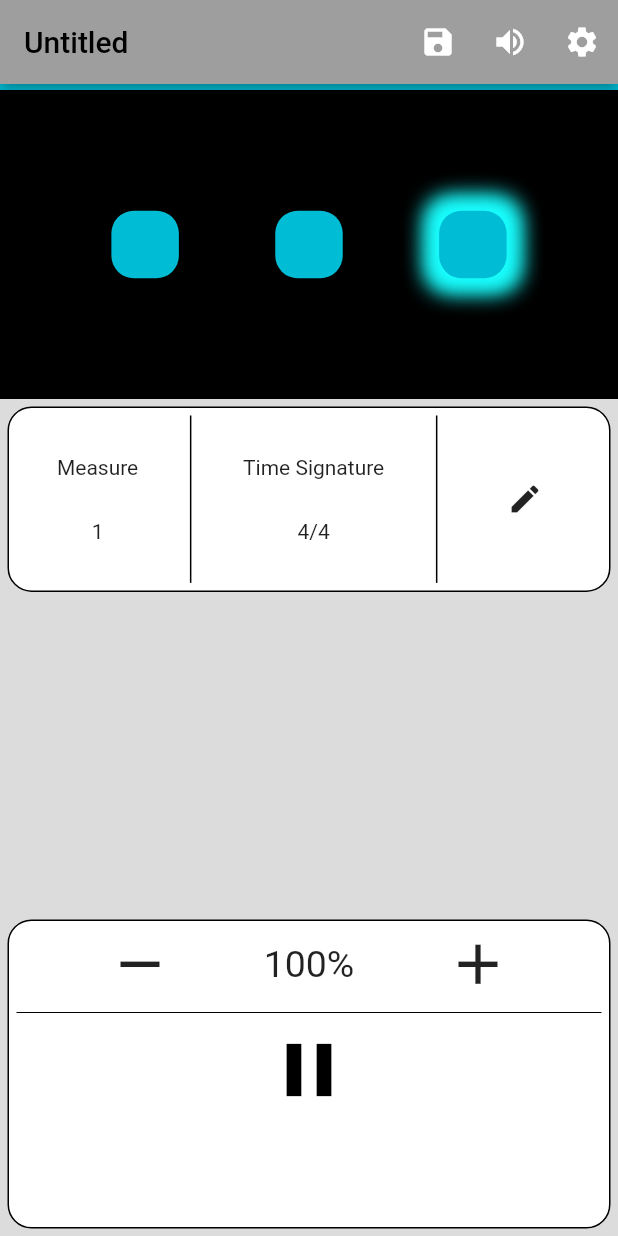
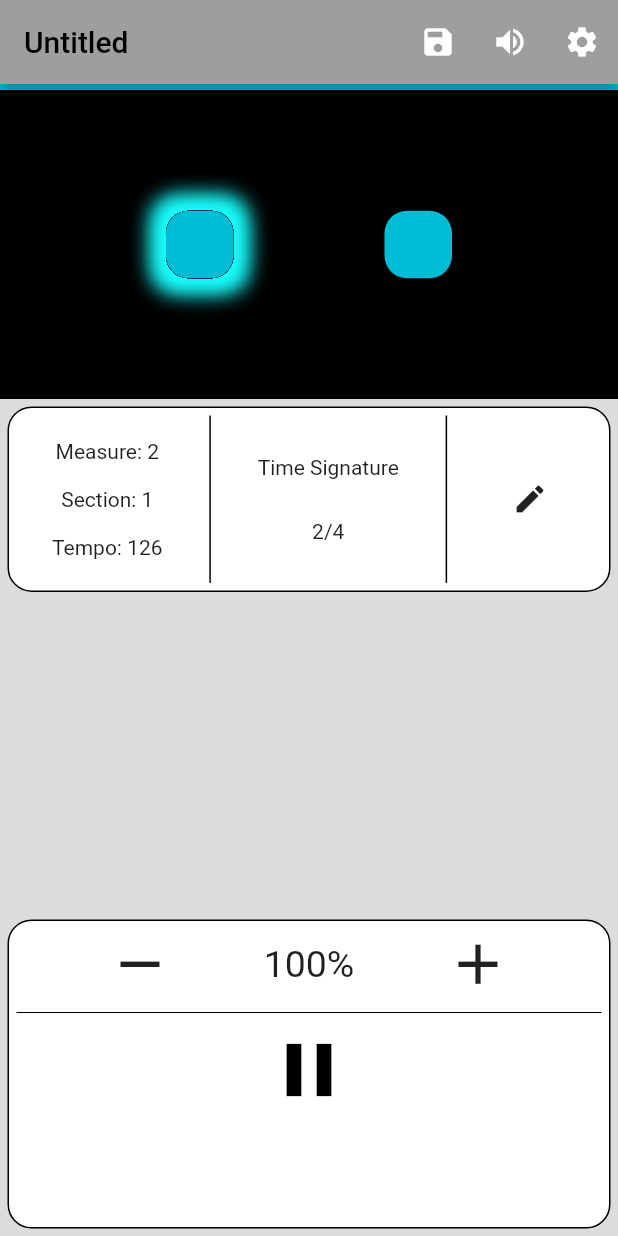
Before and after one commit to JordanRaia/custom-metronome, a Flutter app: the screen it shows after launch, after a tap on the "remove" icon, after a tap on the "add" icon, after a tap on the "play arrow" icon, on a phone screen of 412 x 824 dp. Run offline on Flutter 3.47's test engine with Material 2 defaults, Android fonts, the phone set to English and light mode, and no system bars; missing offline and left inert: soundpool.

Commit message:
now plays through all metronome objects

```diff
--- a/lib/main.dart
+++ b/lib/main.dart
@@ -40,10 +40,34 @@ class _RootPageState extends State<RootPage> {
   // values
   List<Metronome> metronomes = [
     Metronome(
-      tempo: 120,
+      tempo: 126,
+      beatsPerMeasure: 2,
+      timeSignature: 4,
+      measures: 5,
+    ),
+    Metronome(
+      tempo: 126,
+      beatsPerMeasure: 2,
+      timeSignature: 8,
+      measures: 1,
+    ),
+    Metronome(
+      tempo: 126,
       beatsPerMeasure: 3,
+      timeSignature: 16,
+      measures: 1,
+    ),
+    Metronome(
+      tempo: 126,
+      beatsPerMeasure: 2,
+      timeSignature: 8,
+      measures: 1,
+    ),
+    Metronome(
+      tempo: 138,
+      beatsPerMeasure: 4,
       timeSignature: 4,
-      measures: -1,
+      measures: 2,
     ),
   ];
   int activeMetronome = 0; // index of active metronome
@@ -51,8 +75,8 @@ class _RootPageState extends State<RootPage> {
   int tempoPercent =
       100; // The tempo as a percent (e.g. 100 = normal tempo, 50 = half tempo)
   int beat = 1; // current beat
-  int totalMeasures = 0; // total measures played
-  int currentMeasure = 0; // current measure of metronome object
+  int totalMeasuresPlayed = 1; // total measures played
+  int currentMeasure = 1; // current measure of metronome object
 
   //timer
   Timer timer = Timer.periodic(
@@ -80,26 +104,68 @@ class _RootPageState extends State<RootPage> {
 
   void timerParms() {
     {
-      if (beat != metronomes[activeMetronome].beatsPerMeasure) {
       setState(() {
-          beat += 1;
         boxShadows[beat - 1] = const BoxShadow(
           color: Colors.cyanAccent,
           blurRadius: 12.0,
           spreadRadius: 8.0,
         );
       });
+      if (beat != metronomes[activeMetronome].beatsPerMeasure) {
         soundPlayer.play(low);
+        beat += 1;
       } else {
-        setState(() {
+        // if metronome is not the last one
+        if (activeMetronome != metronomes.length - 1) {
+          soundPlayer.play(high);
+        } else {
+          // metronome is the last one
+          // if not the last measure
+          if (currentMeasure != metronomes[activeMetronome].measures) {
+            soundPlayer.play(high);
+          }
+        }
         beat = 1;
-          boxShadows[beat - 1] = const BoxShadow(
-            color: Colors.cyanAccent,
-            blurRadius: 12.0,
-            spreadRadius: 8.0,
-          );
-        });
-        soundPlayer.play(high);
+        // if metronome is not infinite
+        if (metronomes[activeMetronome].measures != -1) {
+          // if metronome is not finished
+          if (metronomes[activeMetronome].measures != currentMeasure) {
+            currentMeasure += 1;
+            totalMeasuresPlayed += 1;
+          } else // metronome is finished
+          {
+            // if there are more metronomes
+            if (activeMetronome != metronomes.length - 1) {
+              activeMetronome += 1;
+              // restart timer for new metronome
+              timer.cancel();
+              timer = Timer.periodic(
+                  Duration(
+                      milliseconds: (getTime(
+                          metronomes[activeMetronome].tempo,
+                          tempoPercent,
+                          metronomes[activeMetronome].timeSignature))),
+                  (timer) => timerParms());
+              currentMeasure = 1;
+              totalMeasuresPlayed += 1;
+            } else // there are no more metronomes
+            {
+              // pause play button
+              isPlaying = false;
+              // stop the timer
+              timer.cancel();
+              // reset the metronome
+              currentMeasure = 1;
+              totalMeasuresPlayed = 1;
+              beat = 1;
+              activeMetronome = 0;
+            }
+          }
+        } else {
+          // metronome is infinite
+          currentMeasure += 1;
+          totalMeasuresPlayed += 1;
+        }
       }
     }
   }
@@ -207,7 +273,27 @@ class _RootPageState extends State<RootPage> {
                     children: [
                       Column(
                         mainAxisAlignment: MainAxisAlignment.spaceEvenly,
-                        children: const [Text('Measure'), Text('1')],
+                        children: [
+                          Row(
+                            mainAxisAlignment: MainAxisAlignment.spaceEvenly,
+                            children: [
+                              Text('Measure: $totalMeasuresPlayed'),
+                            ],
+                          ),
+                          Row(
+                            mainAxisAlignment: MainAxisAlignment.spaceEvenly,
+                            children: [
+                              Text('Section: ${(activeMetronome + 1)}'),
+                            ],
+                          ),
+                          Row(
+                            mainAxisAlignment: MainAxisAlignment.spaceEvenly,
+                            children: [
+                              Text('Tempo: '
+                                  '${(metronomes[activeMetronome].tempo)}'),
+                            ],
+                          ),
+                        ],
                       ),
                       const VerticalDivider(
                         thickness: 1,
@@ -215,7 +301,12 @@ class _RootPageState extends State<RootPage> {
                       ),
                       Column(
                         mainAxisAlignment: MainAxisAlignment.spaceEvenly,
-                        children: const [Text('Time Signature'), Text('4/4')],
+                        children: [
+                          const Text('Time Signature'),
+                          Text(
+                              '${(metronomes[activeMetronome].beatsPerMeasure)}'
+                              '/${(metronomes[activeMetronome].timeSignature)}')
+                        ],
                       ),
                       const VerticalDivider(
                         thickness: 1,
@@ -328,6 +419,8 @@ class _RootPageState extends State<RootPage> {
                               timer.cancel();
                               isPlaying = false;
                               beat = 1;
+                              totalMeasuresPlayed = 1;
+                              currentMeasure = 1;
                             } else {
                               // start
                               soundPlayer.play(high);
```
Lines whose indentation alone changed are shown as unchanged.
